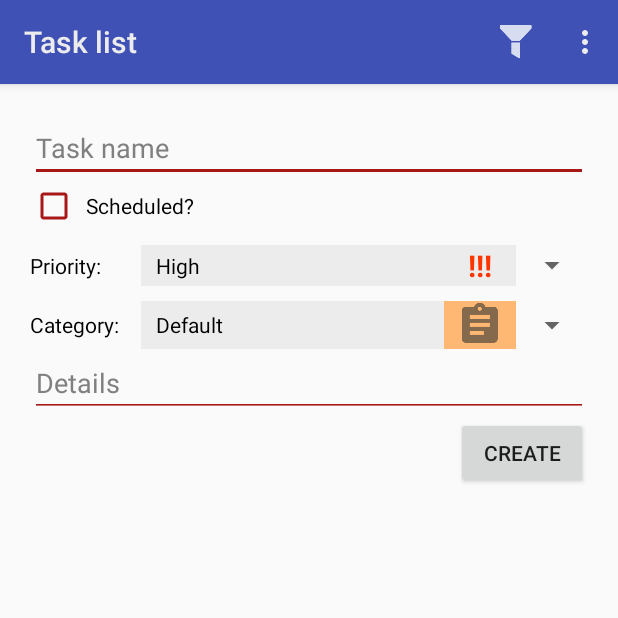
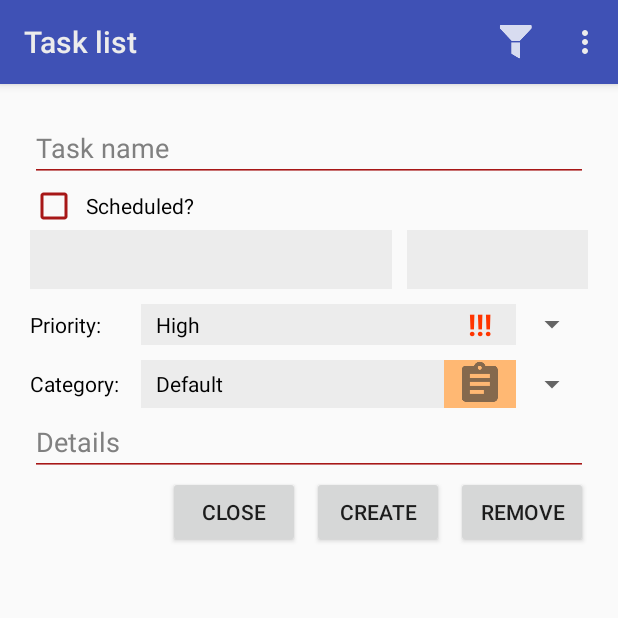
Before and after one commit to ReutovIgor/Organizer_android, an Android app: the screen it shows after launch (TaskActivity), after a tap on an icon or button, on a phone screen of 412 x 824 dp, the top half of it. Run offline under Robolectric (Android 15) with nearby library versions, the phone set to English and light mode, and no system bars; 1 statement that could not run was skipped; 1 other tap on this screen came first.

Commit message:
Adds Changes to Task List fragment management

```diff
--- a/app/src/main/java/com/example/ruireutov/organiser/task/TaskFragmentManager.java
+++ b/app/src/main/java/com/example/ruireutov/organiser/task/TaskFragmentManager.java
@@ -1,17 +1,22 @@
 package com.example.ruireutov.organiser.task;
 
 import java.util.HashMap;
+import java.util.List;
 
 import android.support.v4.app.FragmentTransaction;
 import android.widget.FrameLayout;
 import android.support.v4.app.Fragment;
 import android.support.v4.app.FragmentManager;
 
+import com.example.ruireutov.organiser.task.taskDetails.TaskDetailsFragment;
+import com.example.ruireutov.organiser.task.taskFilter.TaskFilterFragment;
+import com.example.ruireutov.organiser.task.taskList.TaskListFragment;
+
 public class TaskFragmentManager {
-    public static String TASK_LIST       = "list";
-    public static String TASK_FILTER     = "filter";
-    public static String TASK_DETAILS    = "details";
-    public static String TASK_CATEGORIES = "categories";
+    public final static String TASK_LIST       = "list";
+    public final static String TASK_FILTER     = "filter";
+    public final static String TASK_DETAILS    = "details";
+    public final static String TASK_CATEGORIES = "categories";
 
     private FrameLayout frame;
     private HashMap<String, Fragment> fragments;
@@ -22,6 +27,10 @@ public class TaskFragmentManager {
         this.fragments = new HashMap<>();
         this.frame = frame;
         this.manager = manager;
+
+        List<Fragment> a = this.manager.getFragments();
+        int count = a.size();
+        int backstack = this.manager.getBackStackEntryCount();
         this.manager.addOnBackStackChangedListener(
             new FragmentManager.OnBackStackChangedListener() {
                 public void onBackStackChanged() {
@@ -37,9 +46,27 @@ public class TaskFragmentManager {
         this.currentFragment = "";
     }
 
-    public void addFragment (String name, Fragment fragment) {
+    public Fragment addFragment (String name) {
+        Fragment fragment = this.manager.findFragmentByTag(name);
+        if(fragment == null) {
+            switch (name) {
+                case TASK_LIST:
+                    fragment = new TaskListFragment();
+                    break;
+                case TASK_DETAILS:
+                    fragment = new TaskDetailsFragment();
+                    break;
+                case TASK_FILTER:
+                    fragment = new TaskFilterFragment();
+                    break;
+                case TASK_CATEGORIES:
+                    //TODO implement later
+                    break;
+            }
+            this.manager.beginTransaction().add(this.frame.getId(), fragment, name).hide(fragment).commit();
+        }
         this.fragments.put(name, fragment);
-        this.manager.beginTransaction().add(this.frame.getId(), this.fragments.get(name)).hide(this.fragments.get(name)).commit();
+        return null;
     }
 
     public void showInitialFragment () {
--- a/app/src/main/java/com/example/ruireutov/organiser/task/main/TaskActivity.java
+++ b/app/src/main/java/com/example/ruireutov/organiser/task/main/TaskActivity.java
@@ -2,6 +2,7 @@ package com.example.ruireutov.organiser.task.main;
 
 import android.content.SharedPreferences;
 import android.os.Bundle;
+import android.support.v4.app.FragmentManager;
 import android.support.v4.widget.DrawerLayout;
 import android.support.v4.app.Fragment;
 import android.support.v7.app.AppCompatActivity;
@@ -36,14 +37,11 @@ public class TaskActivity extends AppCompatActivity implements ITaskActivity{
         setSupportActionBar(myToolbar);
         getSupportActionBar().setDisplayShowHomeEnabled(true);
 
-        this.taskListFragment = new TaskListFragment();
-        this.taskDetailsFragment = new TaskDetailsFragment();
-
         this.fragmentManager = new TaskFragmentManager((FrameLayout) findViewById(R.id.filter_frame), getSupportFragmentManager());
-        this.fragmentManager.addFragment(TaskFragmentManager.TASK_LIST, (Fragment) this.taskListFragment);
-        this.fragmentManager.addFragment(TaskFragmentManager.TASK_DETAILS, (Fragment) this.taskDetailsFragment);
-        this.fragmentManager.addFragment(TaskFragmentManager.TASK_FILTER, new TaskFilterFragment());
-        //this.fragmentManager.addFragment(TaskFragmentManager.TASK_CATEGORIES, new TaskListFragment());
+        this.taskListFragment = (TaskListFragment) this.fragmentManager.addFragment(TaskFragmentManager.TASK_LIST);
+        this.taskDetailsFragment = (TaskDetailsFragment) this.fragmentManager.addFragment(TaskFragmentManager.TASK_DETAILS);
+        this.fragmentManager.addFragment(TaskFragmentManager.TASK_FILTER);
+        //this.fragmentManager.addFragment(TaskFragmentManager.TASK_CATEGORIES);
 
         this.fragmentManager.showInitialFragment();
 
@@ -93,24 +91,6 @@ public class TaskActivity extends AppCompatActivity implements ITaskActivity{
     }
 
     @Override
-    protected void onResume() {
-        super.onResume();
-        //this.listControl.getTaskList(getFilters());
-    }
-
-    @Override
-    protected void onDestroy() {
-        super.onDestroy();
-        //this.listControl.onDestroy();
-    }
-
-    @Override
-    public void onBackPressed() {
-
-        super.onBackPressed();
-    }
-
-    @Override
     public void onTaskListUpdate() {
         this.taskListFragment.updateTaskListData();
     }
--- a/app/src/main/java/com/example/ruireutov/organiser/task/taskDetails/TaskDetailsControl.java
+++ b/app/src/main/java/com/example/ruireutov/organiser/task/taskDetails/TaskDetailsControl.java
@@ -17,6 +17,7 @@ public class TaskDetailsControl implements ITaskDetailsControl{
     private ITaskActivity taskActivity;
 
     public TaskDetailsControl(Context context, ITaskDetailsUIControl uiControl, ITaskActivity taskActivity) {
+        this.taskDetailsData = new TaskDetailsData();
         this.uiControl = uiControl;
         this.taskActivity = taskActivity;
         this.dbControl = DatabaseControl.getInstance(context);
--- a/app/src/main/res/layout/fragment_task_list.xml
+++ b/app/src/main/res/layout/fragment_task_list.xml
@@ -7,15 +7,6 @@
     <RelativeLayout
         android:layout_width="match_parent"
         android:layout_height="match_parent">
-
-        <Button
-            android:visibility="gone"
-            android:id="@+id/new_task_button1"
-            android:layout_width="50dp"
-            android:layout_height="50dp"
-            android:layout_alignParentBottom="true"
-            android:layout_alignParentEnd="true"
-            android:layout_margin="10dp" />
         <android.support.design.widget.FloatingActionButton
             android:id="@+id/new_task_button"
             android:clickable="true"
@@ -25,7 +16,6 @@
             android:layout_height="wrap_content"
             android:layout_alignParentBottom="true"
             android:layout_alignParentEnd="true"
-
             android:layout_margin="10dp"
             android:src="@drawable/add_task_icon"
             app:backgroundTint="@color/colorPrimary" />
@@ -36,8 +26,6 @@
             android:layout_below="@id/task_list_tool_bar"
             android:orientation="vertical">
             <include layout="@layout/task_list" />
-
-
         </LinearLayout>
     </RelativeLayout>
 </FrameLayout>
```
